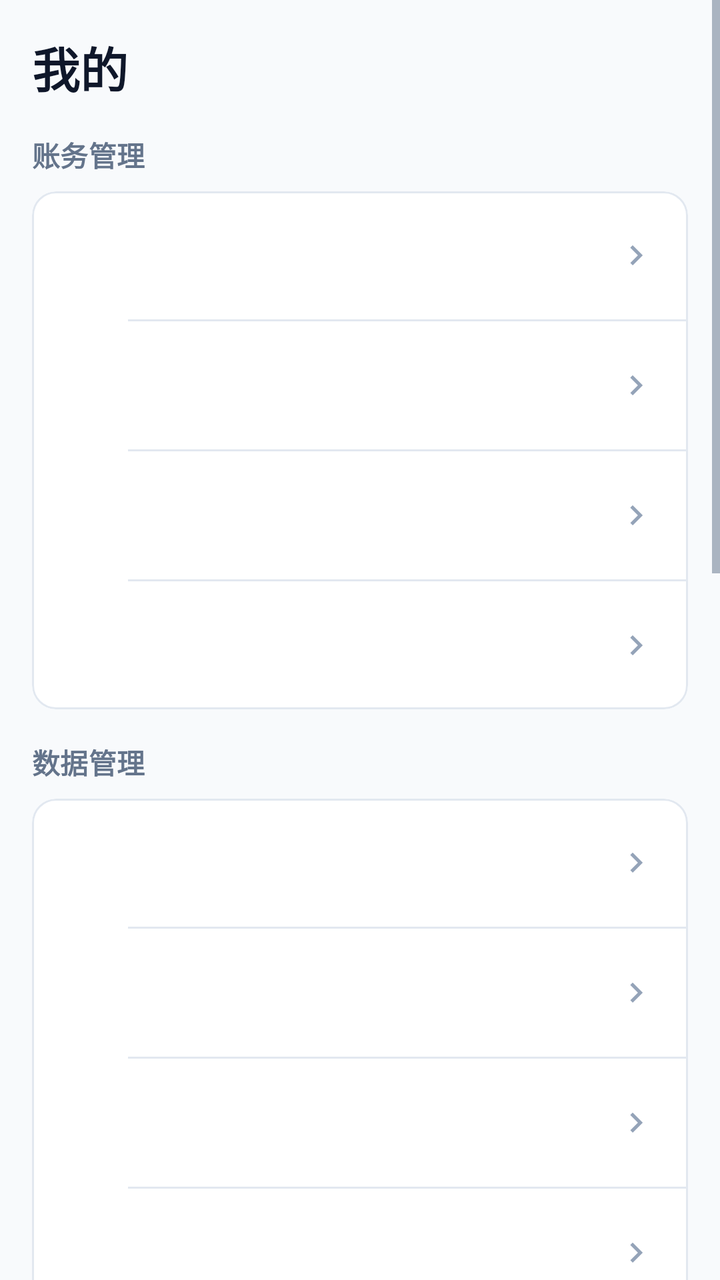
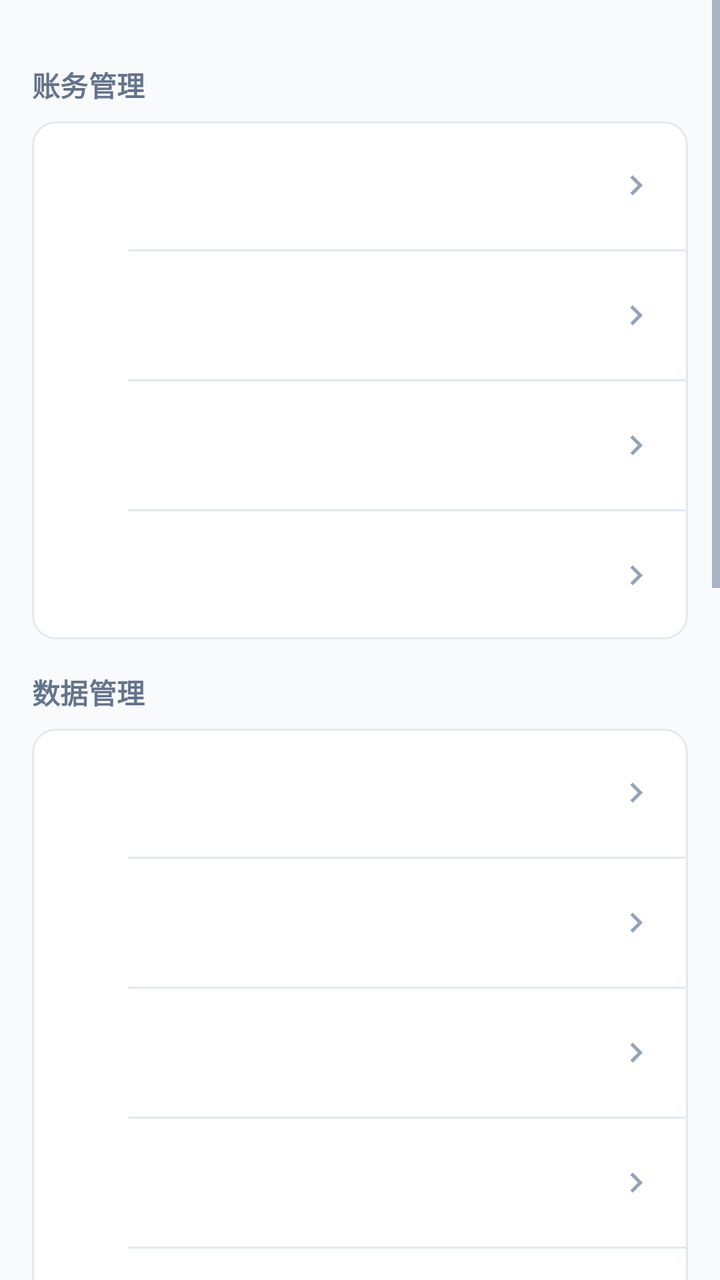

An Android layout rendered at two revisions. The XML below is the earlier revision; the diff shows what the commit changed to produce the second picture.
<!-- AndroidManifest.xml: application theme Theme.MinimalistBookkeeping -->
<!-- res/layout/fragment_mine.xml -->
<?xml version="1.0" encoding="utf-8"?>
<ScrollView xmlns:android="http://schemas.android.com/apk/res/android"
    xmlns:app="http://schemas.android.com/apk/res-auto"
    android:id="@+id/mineRoot"
    android:layout_width="match_parent"
    android:layout_height="match_parent"
    android:background="@color/background"
    android:clipToPadding="false"
    android:fillViewport="true">

    

    <LinearLayout
        android:layout_width="match_parent"
        android:layout_height="wrap_content"
        android:orientation="vertical"
        android:paddingStart="@dimen/page_margin"
        android:paddingTop="@dimen/spacing_lg"
        android:paddingEnd="@dimen/page_margin"
        android:paddingBottom="@dimen/spacing_xxl">

        <TextView
            android:layout_width="match_parent"
            android:layout_height="wrap_content"
            android:text="@string/mine_title"
            android:textAppearance="@style/TextAppearance.App.PageTitle" />

        
        <TextView
            style="@style/AppGroupLabel"
            android:text="@string/mine_section_accounting" />

        <com.google.android.material.card.MaterialCardView
            style="@style/Widget.App.Card"
            android:layout_width="match_parent"
            android:layout_height="wrap_content"
            app:contentPadding="@dimen/spacing_none">

            <LinearLayout
                android:layout_width="match_parent"
                android:layout_height="wrap_content"
                android:orientation="vertical">

                <include
                    android:id="@+id/menuCategory"
                    layout="@layout/item_menu_row" />

                <View
                    style="@style/AppDivider"
                    android:layout_marginStart="@dimen/menu_divider_indent" />

                <include
                    android:id="@+id/menuAccount"
                    layout="@layout/item_menu_row" />

                <View
                    style="@style/AppDivider"
                    android:layout_marginStart="@dimen/menu_divider_indent" />

                <include
                    android:id="@+id/menuRecurring"
                    layout="@layout/item_menu_row" />

                <View
                    style="@style/AppDivider"
                    android:layout_marginStart="@dimen/menu_divider_indent" />

                <include
                    android:id="@+id/menuBudget"
                    layout="@layout/item_menu_row" />

            </LinearLayout>

        </com.google.android.material.card.MaterialCardView>

        
        <TextView
            style="@style/AppGroupLabel"
            android:text="@string/mine_section_data" />

        <com.google.android.material.card.MaterialCardView
            style="@style/Widget.App.Card"
            android:layout_width="match_parent"
            android:layout_height="wrap_content"
            app:contentPadding="@dimen/spacing_none">

            <LinearLayout
                android:layout_width="match_parent"
                android:layout_height="wrap_content"
                android:orientation="vertical">

                <include
                    android:id="@+id/menuData"
                    layout="@layout/item_menu_row" />

                <View
                    style="@style/AppDivider"
                    android:layout_marginStart="@dimen/menu_divider_indent" />

                <include
                    android:id="@+id/menuImport"
                    layout="@layout/item_menu_row" />

                <View
                    style="@style/AppDivider"
                    android:layout_marginStart="@dimen/menu_divider_indent" />

                <include
                    android:id="@+id/menuExport"
                    layout="@layout/item_menu_row" />

                <View
                    style="@style/AppDivider"
                    android:layout_marginStart="@dimen/menu_divider_indent" />

                <include
                    android:id="@+id/menuBackup"
                    layout="@layout/item_menu_row" />

                <View
                    style="@style/AppDivider"
                    android:layout_marginStart="@dimen/menu_divider_indent" />

                <include
                    android:id="@+id/menuRestore"
                    layout="@layout/item_menu_row" />

            </LinearLayout>

        </com.google.android.material.card.MaterialCardView>

        
        <TextView
            style="@style/AppGroupLabel"
            android:text="@string/mine_section_ledger" />

        <com.google.android.material.card.MaterialCardView
            style="@style/Widget.App.Card"
            android:layout_width="match_parent"
            android:layout_height="wrap_content"
            app:contentPadding="@dimen/spacing_none">

            <LinearLayout
                android:layout_width="match_parent"
                android:layout_height="wrap_content"
                android:orientation="vertical">

                <include
                    android:id="@+id/menuLedgers"
                    layout="@layout/item_menu_row" />

                <View
                    style="@style/AppDivider"
                    android:layout_marginStart="@dimen/menu_divider_indent" />

                <include
                    android:id="@+id/menuInvitations"
                    layout="@layout/item_menu_row" />

            </LinearLayout>

        </com.google.android.material.card.MaterialCardView>

        
        <TextView
            style="@style/AppGroupLabel"
            android:text="@string/mine_section_sync" />

        <com.google.android.material.card.MaterialCardView
            style="@style/Widget.App.Card"
            android:layout_width="match_parent"
            android:layout_height="wrap_content"
            app:contentPadding="@dimen/spacing_none">

            <LinearLayout
                android:layout_width="match_parent"
                android:layout_height="wrap_content"
                android:orientation="vertical">

                <include
                    android:id="@+id/menuSync"
                    layout="@layout/item_menu_row" />

                <View
                    style="@style/AppDivider"
                    android:layout_marginStart="@dimen/menu_divider_indent" />

                <include
                    android:id="@+id/menuSyncCenter"
                    layout="@layout/item_menu_row" />

            </LinearLayout>

        </com.google.android.material.card.MaterialCardView>

        
        <TextView
            style="@style/AppGroupLabel"
            android:text="@string/mine_section_appearance" />

        <com.google.android.material.card.MaterialCardView
            style="@style/Widget.App.Card"
            android:layout_width="match_parent"
            android:layout_height="wrap_content"
            app:contentPadding="@dimen/spacing_none">

            <LinearLayout
                android:layout_width="match_parent"
                android:layout_height="wrap_content"
                android:orientation="vertical">

                <include
                    android:id="@+id/menuAppearance"
                    layout="@layout/item_menu_row" />

            </LinearLayout>

        </com.google.android.material.card.MaterialCardView>

        
        <TextView
            style="@style/AppGroupLabel"
            android:text="@string/mine_section_security" />

        <com.google.android.material.card.MaterialCardView
            style="@style/Widget.App.Card"
            android:layout_width="match_parent"
            android:layout_height="wrap_content"
            app:contentPadding="@dimen/spacing_none">

            <LinearLayout
                android:layout_width="match_parent"
                android:layout_height="wrap_content"
                android:orientation="vertical">

                <include
                    android:id="@+id/menuDevice"
                    layout="@layout/item_menu_row" />

            </LinearLayout>

        </com.google.android.material.card.MaterialCardView>

        
        <TextView
            style="@style/AppGroupLabel"
            android:text="@string/mine_section_about" />

        <com.google.android.material.card.MaterialCardView
            style="@style/Widget.App.Card"
            android:layout_width="match_parent"
            android:layout_height="wrap_content"
            app:contentPadding="@dimen/spacing_none">

            <LinearLayout
                android:layout_width="match_parent"
                android:layout_height="wrap_content"
                android:orientation="vertical">

                <include
                    android:id="@+id/menuAbout"
                    layout="@layout/item_menu_row" />

            </LinearLayout>

        </com.google.android.material.card.MaterialCardView>

    </LinearLayout>

</ScrollView>
<!-- res/layout/item_menu_row.xml (included above) -->
<?xml version="1.0" encoding="utf-8"?>
<LinearLayout xmlns:android="http://schemas.android.com/apk/res/android"
    xmlns:app="http://schemas.android.com/apk/res-auto"
    style="@style/AppMenuRow">

    

    <ImageView
        android:id="@+id/menuIcon"
        android:layout_width="@dimen/icon_size_sm"
        android:layout_height="@dimen/icon_size_sm"
        android:importantForAccessibility="no"
        app:tint="@color/text_secondary" />

    <LinearLayout
        android:layout_width="0dp"
        android:layout_height="wrap_content"
        android:layout_marginStart="@dimen/spacing_md"
        android:layout_weight="1"
        android:orientation="vertical">

        <TextView
            android:id="@+id/menuTitle"
            android:layout_width="match_parent"
            android:layout_height="wrap_content"
            android:maxLines="1"
            android:textAppearance="@style/TextAppearance.App.Body" />

        <TextView
            android:id="@+id/menuSubtitle"
            android:layout_width="match_parent"
            android:layout_height="wrap_content"
            android:layout_marginTop="@dimen/spacing_xxs"
            android:maxLines="1"
            android:textAppearance="@style/TextAppearance.App.Caption" />

    </LinearLayout>

    <ImageView
        android:layout_width="@dimen/icon_size_sm"
        android:layout_height="@dimen/icon_size_sm"
        android:importantForAccessibility="no"
        android:src="@drawable/ic_chevron_right"
        app:tint="@color/text_tertiary" />

</LinearLayout>
<!-- resources referenced by this layout -->
<resources>
  <color name="background">#F8FAFC</color>
  <color name="text_secondary">#64748B</color>
  <color name="text_tertiary">#94A3B8</color>
  <dimen name="icon_size_sm">20dp</dimen>
  <dimen name="menu_divider_indent">48dp</dimen>
  <dimen name="page_margin">16dp</dimen>
  <dimen name="spacing_lg">16dp</dimen>
  <dimen name="spacing_md">12dp</dimen>
  <dimen name="spacing_none">0dp</dimen>
  <dimen name="spacing_xxl">32dp</dimen>
  <dimen name="spacing_xxs">2dp</dimen>
  <string name="mine_section_about">关于</string>
  <string name="mine_section_accounting">账务管理</string>
  <string name="mine_section_appearance">外观与个性化</string>
  <string name="mine_section_data">数据管理</string>
  <string name="mine_section_ledger">账本</string>
  <string name="mine_section_security">账户与安全</string>
  <string name="mine_section_sync">同步与云服务</string>
  <string name="mine_title">我的</string>
  <style name="AppDivider">
          <item name="android:layout_width">match_parent</item>
          <item name="android:layout_height">@dimen/divider_height</item>
          <item name="android:background">@color/divider</item>
      </style>
  <style name="TextAppearance.App.Body" parent="TextAppearance.Material3.BodyLarge">
          <item name="android:textSize">@dimen/font_body</item>
          <item name="android:textColor">@color/text_primary</item>
      </style>
  <style name="TextAppearance.App.Caption" parent="TextAppearance.Material3.LabelSmall">
          <item name="android:textSize">@dimen/font_caption</item>
          <item name="android:textColor">@color/text_tertiary</item>
      </style>
  <style name="TextAppearance.App.PageTitle" parent="TextAppearance.Material3.TitleLarge">
          <item name="android:textSize">@dimen/font_page_title</item>
          <item name="android:textColor">@color/text_primary</item>
          <item name="android:textStyle">bold</item>
      </style>
  <style name="Theme.MinimalistBookkeeping" parent="Base.Theme.MinimalistBookkeeping" />
  <dimen name="divider_height">1dp</dimen>
  <color name="divider">#E2E8F0</color>
  <style name="TextAppearance.App.GroupLabel" parent="TextAppearance.Material3.LabelLarge">
          <item name="android:textSize">@dimen/font_secondary</item>
          <item name="android:textColor">@color/text_secondary</item>
          <item name="android:textStyle">bold</item>
      </style>
  <dimen name="spacing_sm">8dp</dimen>
  <dimen name="menu_item_min_height">56dp</dimen>
  <dimen name="font_body">16sp</dimen>
  <color name="text_primary">#0F172A</color>
  <dimen name="font_caption">12sp</dimen>
  <dimen name="font_page_title">24sp</dimen>
  <color name="surface">#FFFFFF</color>
  <dimen name="radius_md">12dp</dimen>
  <dimen name="stroke_width">1dp</dimen>
  <style name="Base.Theme.MinimalistBookkeeping" parent="Base.V1.Theme.MinimalistBookkeeping">
          <item name="android:windowLightStatusBar" tools:targetApi="m">true</item>
          <item name="android:windowLightNavigationBar" tools:targetApi="o_mr1">true</item>
      </style>
  <dimen name="font_secondary">14sp</dimen>
  <color name="primary">#2563EB</color>
  <color name="text_on_primary">#FFFFFF</color>
  <color name="primary_light">#DBEAFE</color>
  <color name="primary_dark">#1D4ED8</color>
  <color name="surface_subtle">#F1F5F9</color>
  <color name="danger">#EF4444</color>
  <style name="TextAppearance.App.Display" parent="TextAppearance.Material3.DisplaySmall">
          <item name="android:textSize">@dimen/font_display</item>
          <item name="android:textColor">@color/text_primary</item>
          <item name="android:textStyle">bold</item>
      </style>
  <style name="TextAppearance.App.Secondary" parent="TextAppearance.Material3.BodyMedium">
          <item name="android:textSize">@dimen/font_secondary</item>
          <item name="android:textColor">@color/text_secondary</item>
      </style>
  <dimen name="font_display">32sp</dimen>
  <dimen name="font_section_title">18sp</dimen>
  <!-- unchanged entries left out for length: 6 -->
</resources>

<!-- the commit's change to res/layout/fragment_mine.xml (unified diff, before → after) -->
@@ -23,6 +23,7 @@
             android:layout_width="match_parent"
             android:layout_height="wrap_content"
             android:text="@string/mine_title"
+            android:visibility="gone"
             android:textAppearance="@style/TextAppearance.App.PageTitle" />
 
         
